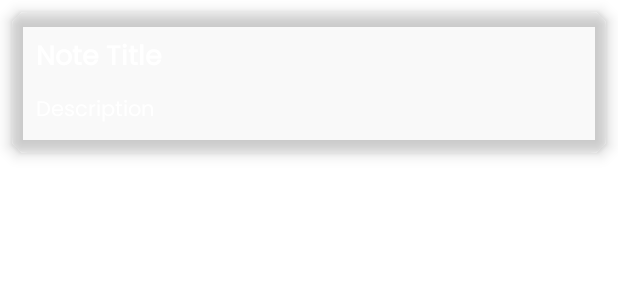
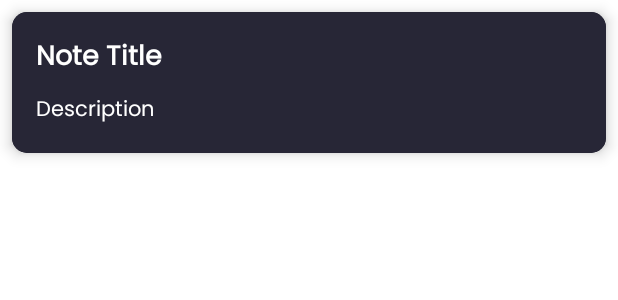
Before and after one commit to kriszmas/Note, an Android app: the layout note_layout.xml on its own in the app's theme, with its tools: preview values and no code run, on a phone screen of 412 x 824 dp. Shown: the top 300 px of the screen. Run offline under Robolectric (Android 15) with nearby library versions, the phone set to English and light mode, and no system bars.

Commit message:
Changing the colors

```diff
--- a/app/src/main/res/layout/activity_main.xml
+++ b/app/src/main/res/layout/activity_main.xml
@@ -14,7 +14,7 @@
             android:name="androidx.navigation.fragment.NavHostFragment"
             android:layout_width="0dp"
             android:layout_height="0dp"
-            android:background="@drawable/bg"
+            android:background="@color/primary"
             app:defaultNavHost="true"
             app:layout_constraintBottom_toBottomOf="parent"
             app:layout_constraintEnd_toEndOf="parent"
--- a/app/src/main/res/layout/fragment_add_note.xml
+++ b/app/src/main/res/layout/fragment_add_note.xml
@@ -7,7 +7,7 @@
     <RelativeLayout
         android:layout_width="match_parent"
         android:layout_height="match_parent"
-        android:background="@drawable/bg"
+        android:background="@color/primary"
         android:orientation="vertical"
         android:padding="12dp"
         tools:context=".NewNoteFragment">
--- a/app/src/main/res/layout/fragment_edit_note.xml
+++ b/app/src/main/res/layout/fragment_edit_note.xml
@@ -7,7 +7,7 @@
     <RelativeLayout
         android:layout_width="match_parent"
         android:layout_height="match_parent"
-        android:background="@drawable/bg"
+        android:background="@color/primary"
         android:orientation="vertical"
         android:padding="12dp"
         tools:context=".UpdateNoteFragment">
--- a/app/src/main/res/layout/note_layout.xml
+++ b/app/src/main/res/layout/note_layout.xml
@@ -7,14 +7,14 @@
         android:layout_width="match_parent"
         android:layout_height="wrap_content"
         android:layout_margin="8dp"
-        app:cardBackgroundColor="@color/cardview_shadow_end_color"
+        app:cardBackgroundColor="@color/secondary"
         app:cardCornerRadius="10dp"
         app:cardElevation="6dp">
 
         <LinearLayout
             android:layout_width="match_parent"
             android:layout_height="match_parent"
-            android:background="@color/cardview_shadow_end_color"
+            android:background="@color/secondary"
             android:orientation="vertical"
             android:padding="16dp">
 
--- a/app/src/main/res/values/colors.xml
+++ b/app/src/main/res/values/colors.xml
@@ -2,5 +2,7 @@
 <resources>
     <color name="black">#FF000000</color>
     <color name="white">#FFFFFFFF</color>
-    <color name="main">#37000000</color>
+    <color name="main">#1F1D2B</color>
+    <color name="primary">#1F1D2B</color>
+    <color name="secondary">#272636</color>
 </resources>
```
